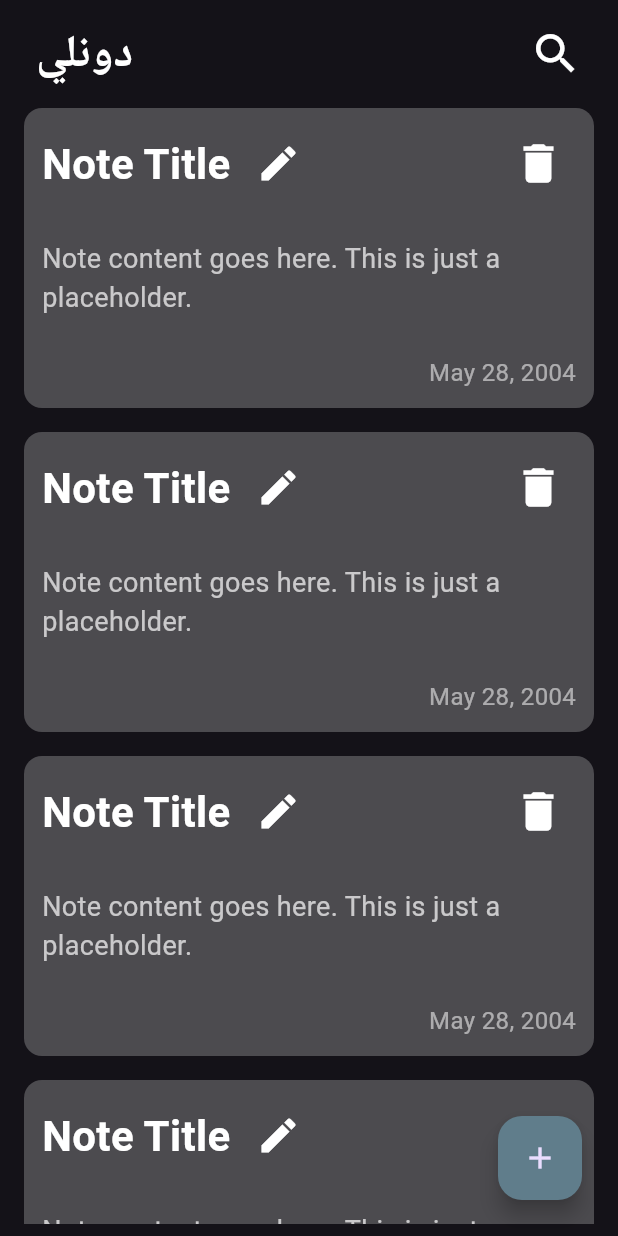
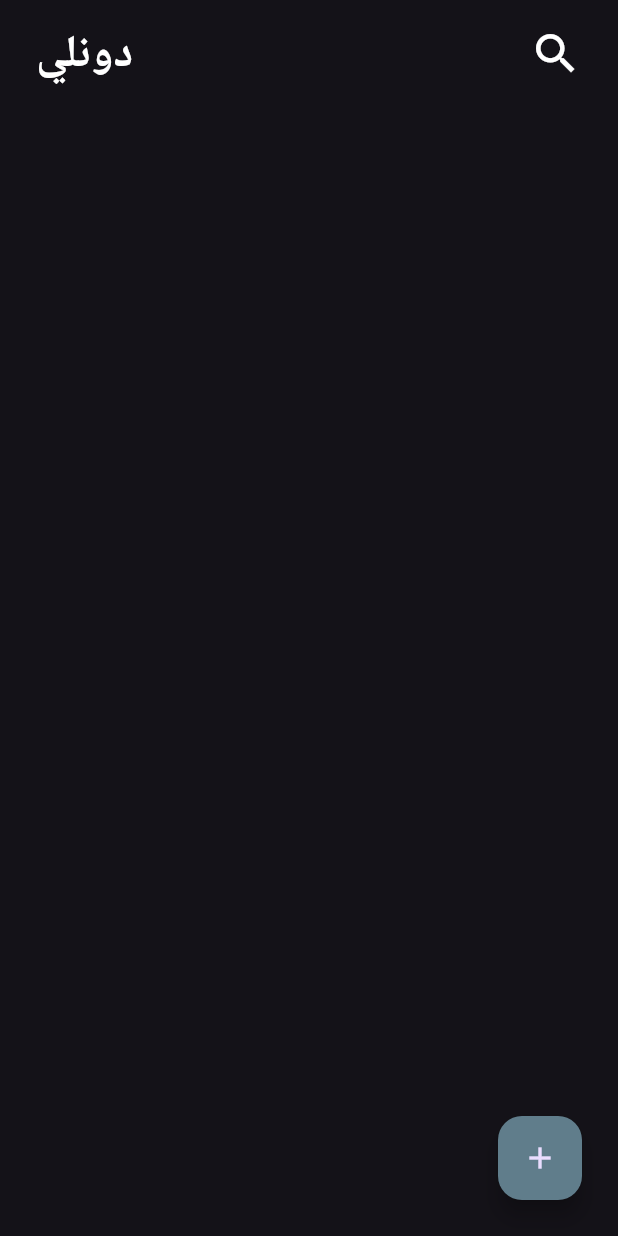
Before and after one commit to YoussefShawky0/notes_app, a Flutter app: the screen it shows after launch, on a phone screen of 412 x 824 dp. Run offline on Flutter 3.47's test engine with Material 3 defaults, Android fonts, the phone set to English and light mode, and no system bars; our stand-ins replace bloc, flutter_bloc, hive, hive_flutter; accounts and stored records are empty.

Commit message:
Refactor NotesCubit and NotesState for improved state management; update NotesView to use BlocProvider and fetch notes on initialization; enhance CustomNoteContainer to display note details; integrate intl package for date formatting in AddNoteFormState.

```diff
--- a/lib/cubit/notes_cubit/notes_cubit.dart
+++ b/lib/cubit/notes_cubit/notes_cubit.dart
@@ -6,15 +6,11 @@ import 'package:notes_app/models/note_data_model.dart';
 part 'notes_state.dart';
 
 class NotesCubit extends Cubit<NotesState> {
+
   NotesCubit() : super(NotesInitial());
-
+  List<NoteDataModel>? notes;
   fetchAllNotes() async {
-    try {
-      var noteBox = Hive.box<NoteDataModel>('notes_box');
-      List<NoteDataModel> notes = noteBox.values.toList();
-      emit(NotesSuccess(notes));
-    } catch (e) {
-      emit(NotesFailure(e.toString()));
-    }
+    var noteBox = Hive.box<NoteDataModel>('notes_box');
+    notes = noteBox.values.toList();
   }
 }
--- a/lib/cubit/notes_cubit/notes_state.dart
+++ b/lib/cubit/notes_cubit/notes_state.dart
@@ -4,17 +4,3 @@ part of 'notes_cubit.dart';
 sealed class NotesState {}
 
 final class NotesInitial extends NotesState {}
-
-final class NotesLoading extends NotesState {}
-
-final class NotesSuccess extends NotesState {
-  final List<NoteDataModel> notes;
-
-  NotesSuccess(this.notes);
-}
-
-final class NotesFailure extends NotesState {
-  final String errorMessage;
-
-  NotesFailure(this.errorMessage);
-}
--- a/lib/views/notes_view.dart
+++ b/lib/views/notes_view.dart
@@ -1,4 +1,6 @@
 import 'package:flutter/material.dart';
+import 'package:flutter_bloc/flutter_bloc.dart';
+import 'package:notes_app/cubit/notes_cubit/notes_cubit.dart';
 import 'package:notes_app/widgets/custom_app_bar.dart';
 import 'package:notes_app/widgets/notes_view_body.dart';
 
@@ -8,7 +10,9 @@ class NotesView extends StatelessWidget {
 
   @override
   Widget build(BuildContext context) {
-    return Theme(
+    return BlocProvider(
+      create: (context) => NotesCubit(),
+      child: Theme(
         data: ThemeData(brightness: Brightness.dark),
         child: Scaffold(
           body: Padding(
@@ -21,6 +25,7 @@ class NotesView extends StatelessWidget {
             ),
           ),
         ),
+      ),
     );
   }
 }
--- a/lib/widgets/custom_note_container.dart
+++ b/lib/widgets/custom_note_container.dart
@@ -1,12 +1,12 @@
 import 'package:flutter/material.dart';
+import 'package:notes_app/models/note_data_model.dart';
 import 'package:notes_app/views/edit_note_view.dart';
 // import 'package:notes_app/models/note_data_model.dart';
 
 class CustomNoteContainer extends StatelessWidget {
-  // final NoteDataModel note;
+  const CustomNoteContainer({super.key, required this.note});
 
-  const CustomNoteContainer({super.key});
-
+  final NoteDataModel note;
   @override
   Widget build(BuildContext context) {
     return Padding(
@@ -26,7 +26,7 @@ class CustomNoteContainer extends StatelessWidget {
                 mainAxisAlignment: MainAxisAlignment.start,
                 children: [
                   Text(
-                    'Note Title',
+                    note.title!,
                     style: TextStyle(
                       fontSize: 28,
                       fontWeight: FontWeight.bold,
@@ -34,7 +34,6 @@ class CustomNoteContainer extends StatelessWidget {
                     ),
                   ),
                   const SizedBox(width: 8),
-
                   IconButton(
                     onPressed: () {
                       Navigator.pushNamed(context, EditNoteView.id);
@@ -60,7 +59,7 @@ class CustomNoteContainer extends StatelessWidget {
                 children: [
                   Expanded(
                     child: Text(
-                      'Note content goes here. This is just a placeholder.',
+                      note.description!,
                       maxLines: 2,
                       overflow: TextOverflow.ellipsis,
                       style: TextStyle(fontSize: 18, color: Colors.white70),
@@ -77,7 +76,7 @@ class CustomNoteContainer extends StatelessWidget {
                 Padding(
                   padding: const EdgeInsets.all(12.0),
                   child: Text(
-                    'May 28, 2004',
+                    note.date!,
                     style: TextStyle(fontSize: 16, color: Colors.white54),
                   ),
                 ),
--- a/lib/widgets/notes_view_body.dart
+++ b/lib/widgets/notes_view_body.dart
@@ -4,14 +4,23 @@ import 'package:notes_app/cubit/notes_cubit/notes_cubit.dart';
 import 'package:notes_app/widgets/add_note_bottom_sheet.dart';
 import 'package:notes_app/widgets/notes_view_list.dart';
 
-class NotesViewBody extends StatelessWidget {
+class NotesViewBody extends StatefulWidget {
   const NotesViewBody({super.key});
 
   @override
+  State<NotesViewBody> createState() => _NotesViewBodyState();
+}
+
+class _NotesViewBodyState extends State<NotesViewBody> {
+  @override
+  void initState() {
+    super.initState();
+    BlocProvider.of<NotesCubit>(context).fetchAllNotes();
+  }
+
+  @override
   Widget build(BuildContext context) {
-    return BlocProvider(
-      create: (context) => NotesCubit(),
-      child: Scaffold(
+    return Scaffold(
       body: const NotesViewList(),
       floatingActionButton: FloatingActionButton(
         backgroundColor: Colors.blueGrey,
@@ -30,7 +39,6 @@ class NotesViewBody extends StatelessWidget {
         },
         child: const Icon(Icons.add),
       ),
-      ),
     );
   }
 }
--- a/lib/widgets/notes_view_list.dart
+++ b/lib/widgets/notes_view_list.dart
@@ -1,4 +1,7 @@
 import 'package:flutter/material.dart';
+import 'package:flutter_bloc/flutter_bloc.dart';
+import 'package:notes_app/cubit/notes_cubit/notes_cubit.dart';
+import 'package:notes_app/models/note_data_model.dart';
 import 'package:notes_app/widgets/custom_note_container.dart';
 
 class NotesViewList extends StatelessWidget {
@@ -6,10 +9,15 @@ class NotesViewList extends StatelessWidget {
 
   @override
   Widget build(BuildContext context) {
-    return ListView.builder(
-      itemCount: 10,
-      itemBuilder: (context, index) {
-        return const CustomNoteContainer();
+    return BlocBuilder<NotesCubit, NotesState>(
+      builder: (context, state) {
+        List<NoteDataModel> notes = BlocProvider.of<NotesCubit>(context).notes!;
+        return ListView.builder(
+          itemCount: notes.length,
+          itemBuilder: (context, index) {
+            return CustomNoteContainer(note: notes[index]);
+          },
+        );
       },
     );
   }
--- a/pubspec.yaml
+++ b/pubspec.yaml
@@ -14,6 +14,7 @@ dependencies:
   hive: ^2.2.3
   hive_flutter: ^1.1.0
   modal_progress_hud_nsn: ^0.5.1
+  intl: ^0.20.2
 
 dev_dependencies:
   flutter_test:
```
Also changed, not shown: lib/widgets/add_note_form_state.dart (+6 -1 lines), pubspec.lock. Lines whose indentation alone changed are shown as unchanged.
